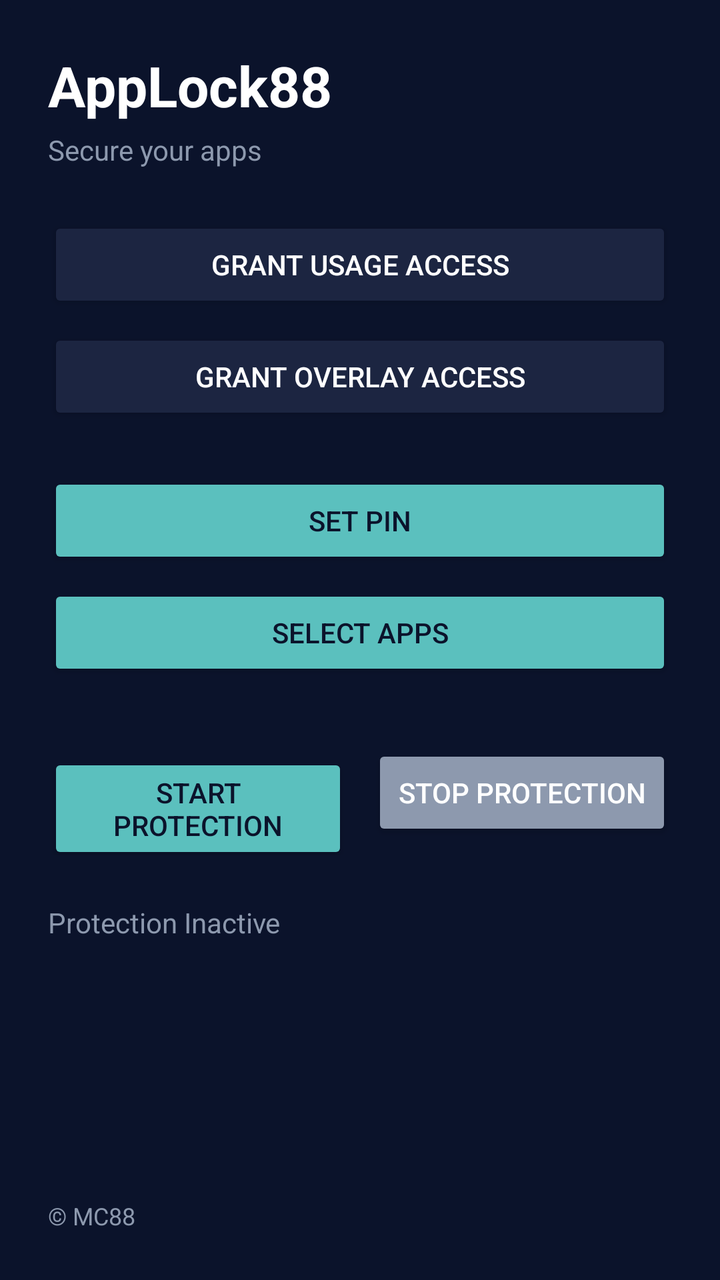
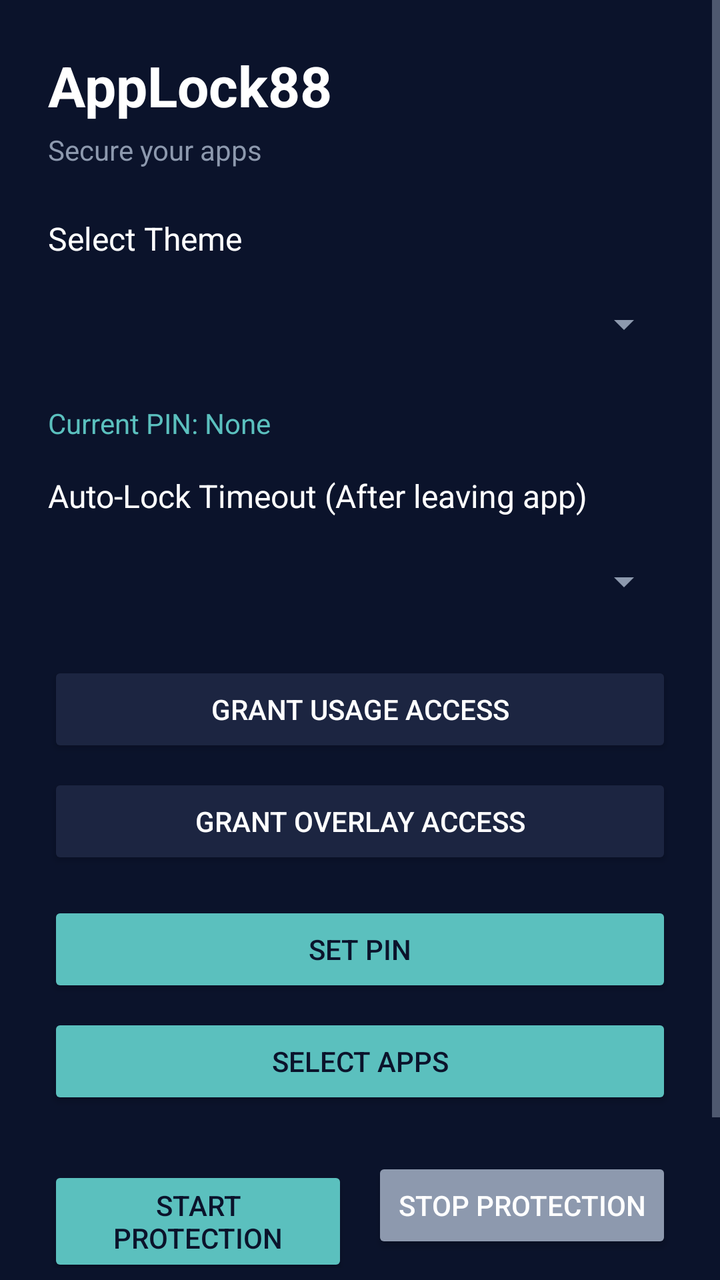

An Android layout rendered at two revisions. The XML below is the earlier revision; the diff shows what the commit changed to produce the second picture.
<!-- AndroidManifest.xml: application theme Theme.AppLock88 -->
<!-- res/layout/activity_main.xml -->
<?xml version="1.0" encoding="utf-8"?>
<LinearLayout xmlns:android="http://schemas.android.com/apk/res/android"
    xmlns:app="http://schemas.android.com/apk/res-auto"
    android:layout_width="match_parent"
    android:layout_height="match_parent"
    android:orientation="vertical"
    android:padding="24dp"
    android:background="@color/bg_dark">

    <TextView
        android:layout_width="wrap_content"
        android:layout_height="wrap_content"
        android:text="@string/title"
        android:textColor="@color/text_main"
        android:textSize="28sp"
        android:textStyle="bold" />

    <TextView
        android:layout_width="wrap_content"
        android:layout_height="wrap_content"
        android:layout_marginTop="4dp"
        android:text="@string/subtitle"
        android:textColor="@color/text_sub"
        android:textSize="14sp" />

    <Button
        android:id="@+id/btnUsage"
        android:layout_width="match_parent"
        android:layout_height="wrap_content"
        android:layout_marginTop="24dp"
        android:text="@string/perm_usage"
        app:backgroundTint="@color/surface"
        android:textColor="@color/text_main" />

    <Button
        android:id="@+id/btnOverlay"
        android:layout_width="match_parent"
        android:layout_height="wrap_content"
        android:layout_marginTop="8dp"
        android:text="@string/perm_overlay"
        app:backgroundTint="@color/surface"
        android:textColor="@color/text_main" />

    <Button
        android:id="@+id/btnSetPin"
        android:layout_width="match_parent"
        android:layout_height="wrap_content"
        android:layout_marginTop="24dp"
        android:text="@string/btn_set_pin"
        app:backgroundTint="@color/primary"
        android:textColor="@color/bg_dark" />

    <Button
        android:id="@+id/btnSelectApps"
        android:layout_width="match_parent"
        android:layout_height="wrap_content"
        android:layout_marginTop="8dp"
        android:text="@string/btn_select_apps"
        app:backgroundTint="@color/primary"
        android:textColor="@color/bg_dark" />

    <LinearLayout
        android:layout_width="match_parent"
        android:layout_height="wrap_content"
        android:orientation="horizontal"
        android:layout_marginTop="32dp">

        <Button
            android:id="@+id/btnStart"
            android:layout_width="0dp"
            android:layout_height="wrap_content"
            android:layout_weight="1"
            android:text="@string/btn_start"
            app:backgroundTint="@color/primary"
            android:textColor="@color/bg_dark" />

        <Button
            android:id="@+id/btnStop"
            android:layout_width="0dp"
            android:layout_height="wrap_content"
            android:layout_marginStart="12dp"
            android:layout_weight="1"
            android:text="@string/btn_stop"
            app:backgroundTint="@color/text_sub"
            android:textColor="@color/text_main" />
    </LinearLayout>

    <TextView
        android:id="@+id/tvStatus"
        android:layout_width="wrap_content"
        android:layout_height="wrap_content"
        android:layout_marginTop="24dp"
        android:text="@string/status_stopped"
        android:textColor="@color/text_sub" />

    <Space
        android:layout_width="match_parent"
        android:layout_height="0dp"
        android:layout_weight="1" />

    <TextView
        android:layout_width="wrap_content"
        android:layout_height="wrap_content"
        android:text="@string/copyright"
        android:textColor="@color/text_sub"
        android:textSize="12sp" />
</LinearLayout>
<!-- resources referenced by this layout -->
<resources>
  <color name="bg_dark">#0B132B</color>
  <color name="primary">#5BC0BE</color>
  <color name="surface">#1C2541</color>
  <color name="text_main">#FFFFFF</color>
  <color name="text_sub">#8D99AE</color>
  <string name="btn_select_apps">Select Apps</string>
  <string name="btn_set_pin">Set PIN</string>
  <string name="btn_start">Start Protection</string>
  <string name="btn_stop">Stop Protection</string>
  <string name="copyright">© MC88</string>
  <string name="perm_overlay">Grant Overlay Access</string>
  <string name="perm_usage">Grant Usage Access</string>
  <string name="status_stopped">Protection Inactive</string>
  <string name="subtitle">Secure your apps</string>
  <string name="title">AppLock88</string>
  <style name="Theme.AppLock88" parent="Theme.AppCompat.NoActionBar">
          <item name="android:windowBackground">@color/bg_dark</item>
          <item name="android:statusBarColor">@color/bg_dark</item>
          <item name="android:navigationBarColor">@color/bg_dark</item>
          <item name="android:textColorPrimary">@color/text_main</item>
          <item name="android:textColorSecondary">@color/text_sub</item>
      </style>
</resources>

<!-- the commit's change to res/layout/activity_main.xml (unified diff, before → after) -->
@@ -1,107 +1,151 @@
 <?xml version="1.0" encoding="utf-8"?>
-<LinearLayout xmlns:android="http://schemas.android.com/apk/res/android"
+<ScrollView xmlns:android="http://schemas.android.com/apk/res/android"
     xmlns:app="http://schemas.android.com/apk/res-auto"
     android:layout_width="match_parent"
     android:layout_height="match_parent"
-    android:orientation="vertical"
-    android:padding="24dp"
-    android:background="@color/bg_dark">
-
-    <TextView
-        android:layout_width="wrap_content"
-        android:layout_height="wrap_content"
-        android:text="@string/title"
-        android:textColor="@color/text_main"
-        android:textSize="28sp"
-        android:textStyle="bold" />
-
-    <TextView
-        android:layout_width="wrap_content"
-        android:layout_height="wrap_content"
-        android:layout_marginTop="4dp"
-        android:text="@string/subtitle"
-        android:textColor="@color/text_sub"
-        android:textSize="14sp" />
-
-    <Button
-        android:id="@+id/btnUsage"
-        android:layout_width="match_parent"
-        android:layout_height="wrap_content"
-        android:layout_marginTop="24dp"
-        android:text="@string/perm_usage"
-        app:backgroundTint="@color/surface"
-        android:textColor="@color/text_main" />
-
-    <Button
-        android:id="@+id/btnOverlay"
-        android:layout_width="match_parent"
-        android:layout_height="wrap_content"
-        android:layout_marginTop="8dp"
-        android:text="@string/perm_overlay"
-        app:backgroundTint="@color/surface"
-        android:textColor="@color/text_main" />
-
-    <Button
-        android:id="@+id/btnSetPin"
-        android:layout_width="match_parent"
-        android:layout_height="wrap_content"
-        android:layout_marginTop="24dp"
-        android:text="@string/btn_set_pin"
-        app:backgroundTint="@color/primary"
-        android:textColor="@color/bg_dark" />
-
-    <Button
-        android:id="@+id/btnSelectApps"
-        android:layout_width="match_parent"
-        android:layout_height="wrap_content"
-        android:layout_marginTop="8dp"
-        android:text="@string/btn_select_apps"
-        app:backgroundTint="@color/primary"
-        android:textColor="@color/bg_dark" />
+    android:background="@color/bg_dark"
+    android:fillViewport="true">
 
     <LinearLayout
         android:layout_width="match_parent"
         android:layout_height="wrap_content"
-        android:orientation="horizontal"
-        android:layout_marginTop="32dp">
+        android:orientation="vertical"
+        android:padding="24dp">
+
+        <TextView
+            android:layout_width="wrap_content"
+            android:layout_height="wrap_content"
+            android:text="@string/title"
+            android:textColor="@color/text_main"
+            android:textSize="28sp"
+            android:textStyle="bold" />
+
+        <TextView
+            android:layout_width="wrap_content"
+            android:layout_height="wrap_content"
+            android:layout_marginTop="4dp"
+            android:text="@string/subtitle"
+            android:textColor="@color/text_sub"
+            android:textSize="14sp" />
+
+        <TextView
+            android:layout_width="wrap_content"
+            android:layout_height="wrap_content"
+            android:layout_marginTop="24dp"
+            android:text="Select Theme"
+            android:textColor="@color/text_main"
+            android:textSize="16sp" />
+
+        <Spinner
+            android:id="@+id/spinnerTheme"
+            android:layout_width="match_parent"
+            android:layout_height="48dp"
+            android:layout_marginTop="8dp"
+            android:backgroundTint="@color/text_sub" />
+
+        <TextView
+            android:id="@+id/tvCurrentPin"
+            android:layout_width="wrap_content"
+            android:layout_height="wrap_content"
+            android:layout_marginTop="16dp"
+            android:text="Current PIN: None"
+            android:textColor="@color/primary"
+            android:textSize="14sp" />
+
+        <TextView
+            android:layout_width="wrap_content"
+            android:layout_height="wrap_content"
+            android:layout_marginTop="16dp"
+            android:text="Auto-Lock Timeout (After leaving app)"
+            android:textColor="@color/text_main"
+            android:textSize="16sp" />
+
+        <Spinner
+            android:id="@+id/spinnerTimeout"
+            android:layout_width="match_parent"
+            android:layout_height="48dp"
+            android:layout_marginTop="8dp"
+            android:backgroundTint="@color/text_sub" />
 
         <Button
-            android:id="@+id/btnStart"
-            android:layout_width="0dp"
+            android:id="@+id/btnUsage"
+            android:layout_width="match_parent"
             android:layout_height="wrap_content"
-            android:layout_weight="1"
-            android:text="@string/btn_start"
+            android:layout_marginTop="16dp"
+            android:text="@string/perm_usage"
+            app:backgroundTint="@color/surface"
+            android:textColor="@color/text_main" />
+
+        <Button
+            android:id="@+id/btnOverlay"
+            android:layout_width="match_parent"
+            android:layout_height="wrap_content"
+            android:layout_marginTop="8dp"
+            android:text="@string/perm_overlay"
+            app:backgroundTint="@color/surface"
+            android:textColor="@color/text_main" />
+
+        <Button
+            android:id="@+id/btnSetPin"
+            android:layout_width="match_parent"
+            android:layout_height="wrap_content"
+            android:layout_marginTop="16dp"
+            android:text="@string/btn_set_pin"
             app:backgroundTint="@color/primary"
             android:textColor="@color/bg_dark" />
 
         <Button
-            android:id="@+id/btnStop"
-            android:layout_width="0dp"
+            android:id="@+id/btnSelectApps"
+            android:layout_width="match_parent"
             android:layout_height="wrap_content"
-            android:layout_marginStart="12dp"
-            android:layout_weight="1"
-            android:text="@string/btn_stop"
-            app:backgroundTint="@color/text_sub"
-            android:textColor="@color/text_main" />
+            android:layout_marginTop="8dp"
+            android:text="@string/btn_select_apps"
+            app:backgroundTint="@color/primary"
+            android:textColor="@color/bg_dark" />
+
+        <LinearLayout
+            android:layout_width="match_parent"
+            android:layout_height="wrap_content"
+            android:orientation="horizontal"
+            android:layout_marginTop="24dp">
+
+            <Button
+                android:id="@+id/btnStart"
+                android:layout_width="0dp"
+                android:layout_height="wrap_content"
+                android:layout_weight="1"
+                android:text="@string/btn_start"
+                app:backgroundTint="@color/primary"
+                android:textColor="@color/bg_dark" />
+
+            <Button
+                android:id="@+id/btnStop"
+                android:layout_width="0dp"
+                android:layout_height="wrap_content"
+                android:layout_marginStart="12dp"
+                android:layout_weight="1"
+                android:text="@string/btn_stop"
+                app:backgroundTint="@color/text_sub"
+                android:textColor="@color/text_main" />
+        </LinearLayout>
+
+        <TextView
+            android:id="@+id/tvStatus"
+            android:layout_width="wrap_content"
+            android:layout_height="wrap_content"
+            android:layout_marginTop="16dp"
+            android:text="@string/status_stopped"
+            android:textColor="@color/text_sub" />
+
+        <Space
+            android:layout_width="match_parent"
+            android:layout_height="24dp" />
+
+        <TextView
+            android:layout_width="wrap_content"
+            android:layout_height="wrap_content"
+            android:text="@string/copyright"
+            android:textColor="@color/text_sub"
+            android:textSize="12sp" />
     </LinearLayout>
-
-    <TextView
-        android:id="@+id/tvStatus"
-        android:layout_width="wrap_content"
-        android:layout_height="wrap_content"
-        android:layout_marginTop="24dp"
-        android:text="@string/status_stopped"
-        android:textColor="@color/text_sub" />
-
-    <Space
-        android:layout_width="match_parent"
-        android:layout_height="0dp"
-        android:layout_weight="1" />
-
-    <TextView
-        android:layout_width="wrap_content"
-        android:layout_height="wrap_content"
-        android:text="@string/copyright"
-        android:textColor="@color/text_sub"
-        android:textSize="12sp" />
-</LinearLayout>
+</ScrollView>
